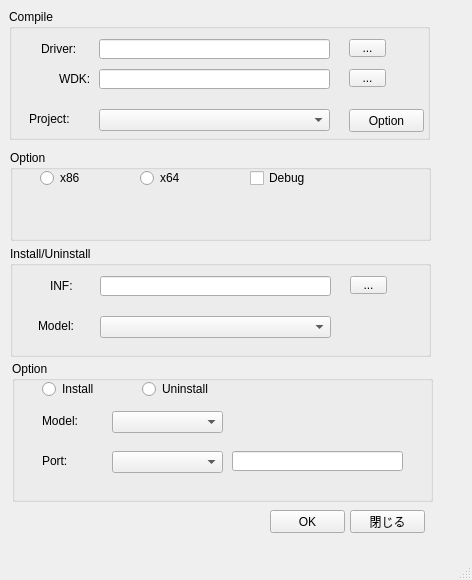
Before: the Qt Designer form untitled.ui in lsdt45/PythonProject, drawn with Qt 5.
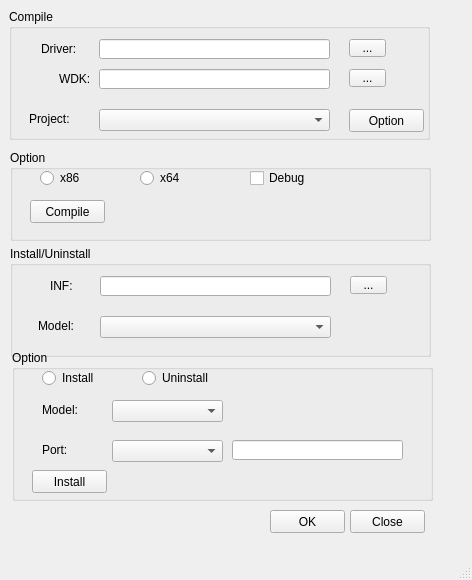
After: the same form once the commit is applied.

```diff
--- a/untitled.ui
+++ b/untitled.ui
@@ -167,7 +167,7 @@
      </rect>
     </property>
     <property name="text">
-     <string>閉じる</string>
+     <string>Close</string>
     </property>
    </widget>
    <widget class="QGroupBox" name="groupBox_2">
@@ -293,14 +293,27 @@
       <string>Debug</string>
      </property>
     </widget>
+    <widget class="QPushButton" name="pushButton_4">
+     <property name="geometry">
+      <rect>
+       <x>20</x>
+       <y>50</y>
+       <width>75</width>
+       <height>23</height>
+      </rect>
+     </property>
+     <property name="text">
+      <string>Compile</string>
+     </property>
+    </widget>
    </widget>
    <widget class="QGroupBox" name="groupBox_4">
     <property name="geometry">
      <rect>
       <x>12</x>
-      <y>361</y>
+      <y>350</y>
       <width>421</width>
-      <height>141</height>
+      <height>151</height>
      </rect>
     </property>
     <property name="title">
@@ -388,6 +401,19 @@
       </rect>
      </property>
     </widget>
+    <widget class="QPushButton" name="pushButton_5">
+     <property name="geometry">
+      <rect>
+       <x>20</x>
+       <y>120</y>
+       <width>75</width>
+       <height>23</height>
+      </rect>
+     </property>
+     <property name="text">
+      <string>Install</string>
+     </property>
+    </widget>
    </widget>
   </widget>
   <widget class="QStatusBar" name="statusbar"/>
```
